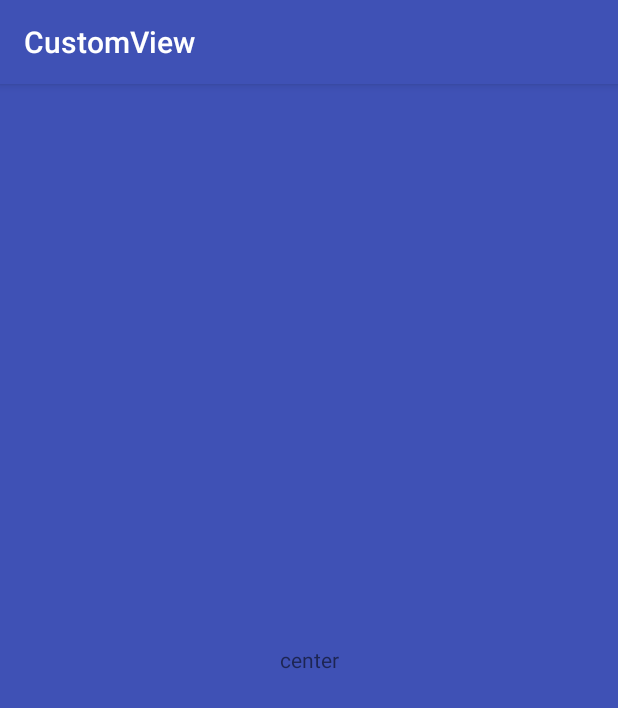
After one commit to GuoYangGit/CustomView, an Android app: the KGSlidingActivity screen opened directly, with no data from a screen before it, on a phone screen of 412 x 824 dp. The commit adds this screen. Shown: the top 708 px of the screen. Run offline under Robolectric (Android 15) with nearby library versions, the phone set to English and light mode, and no system bars.

Commit message:
仿酷狗侧滑

```diff
--- a/app/src/main/AndroidManifest.xml
+++ b/app/src/main/AndroidManifest.xml
@@ -22,7 +22,8 @@
         <activity android:name=".shapeView.ShapeViewActivity" />
         <activity android:name=".ratingBarView.RatingBarActivity" />
         <activity android:name=".letterSideBar.LetterSideBarActivity" />
-        <activity android:name=".taglayout.TagLayoutActivity"></activity>
+        <activity android:name=".taglayout.TagLayoutActivity" />
+        <activity android:name=".KGSlidingMenu.KGSlidingActivity"></activity>
     </application>
 
 </manifest>
--- /dev/null
+++ b/app/src/main/java/com/example/guoyang/customview/KGSlidingMenu/KGSlidingActivity.java
@@ -0,0 +1,15 @@
+package com.example.guoyang.customview.KGSlidingMenu;
+
+import android.support.v7.app.AppCompatActivity;
+import android.os.Bundle;
+
+import com.example.guoyang.customview.R;
+
+public class KGSlidingActivity extends AppCompatActivity {
+
+    @Override
+    protected void onCreate(Bundle savedInstanceState) {
+        super.onCreate(savedInstanceState);
+        setContentView(R.layout.activity_kgsliding_menu);
+    }
+}
--- /dev/null
+++ b/app/src/main/java/com/example/guoyang/customview/KGSlidingMenu/SlidingMenu.java
@@ -0,0 +1,130 @@
+package com.example.guoyang.customview.KGSlidingMenu;
+
+import android.content.Context;
+import android.content.res.TypedArray;
+import android.support.v4.view.ViewCompat;
+import android.util.AttributeSet;
+import android.util.DisplayMetrics;
+import android.view.MotionEvent;
+import android.view.View;
+import android.view.ViewGroup;
+import android.view.WindowManager;
+import android.widget.HorizontalScrollView;
+
+import com.example.guoyang.customview.R;
+
+/**
+ * Created by guoyang on 2017/9/5.
+ */
+
+public class SlidingMenu extends HorizontalScrollView {
+    private int mMenuWidth;
+    private View mCntentView;
+    private View mMenuView;
+
+
+    public SlidingMenu(Context context) {
+        this(context, null);
+    }
+
+    public SlidingMenu(Context context, AttributeSet attrs) {
+        this(context, attrs, 0);
+    }
+
+    public SlidingMenu(Context context, AttributeSet attrs, int defStyleAttr) {
+        super(context, attrs, defStyleAttr);
+        TypedArray array = context.obtainStyledAttributes(attrs, R.styleable.KGSlidingMenu);
+        float rightMargin = array.getDimension(R.styleable.KGSlidingMenu_KGSlidingMenuMarginRight, dip2px(context, 50));
+        mMenuWidth = (int) (getScreenWidth(context) - rightMargin);
+        array.recycle();
+    }
+
+    @Override
+    protected void onFinishInflate() {
+        //布局解析完毕才会回调
+        super.onFinishInflate();
+        //指定宽高 1.内容页的宽度是屏幕的宽度
+        //2. 菜单页的宽度是屏幕的宽度-右边一小部分的距离
+        ViewGroup container = (ViewGroup) getChildAt(0);
+        int childCount = container.getChildCount();
+        if (childCount != 2) throw new RuntimeException("只能放置两个子view");
+        mMenuView = container.getChildAt(0);
+        ViewGroup.LayoutParams menuParams = mMenuView.getLayoutParams();
+        menuParams.width = mMenuWidth;
+        mMenuView.setLayoutParams(menuParams);
+        mCntentView = container.getChildAt(1);
+        ViewGroup.LayoutParams contentParams = mCntentView.getLayoutParams();
+        contentParams.width = getScreenWidth(getContext());
+        mCntentView.setLayoutParams(contentParams);
+    }
+
+    @Override
+    protected void onLayout(boolean changed, int l, int t, int r, int b) {
+        super.onLayout(changed, l, t, r, b);
+        //初始化进来默认是关闭的
+        scrollTo(mMenuWidth, 0);
+    }
+
+    //处理右边的缩放，左边的位移与透明度变化，需要不断的获取当前滚动的位置
+    @Override
+    protected void onScrollChanged(int l, int t, int oldl, int oldt) {
+        super.onScrollChanged(l, t, oldl, oldt);
+        float scale = 1f * l / mMenuWidth;
+        //右边的缩放
+        float rightScale = 0.8f + 0.2f * scale;
+        ViewCompat.setPivotX(mCntentView,0);
+        ViewCompat.setPivotY(mCntentView,mCntentView.getMeasuredHeight()/2);
+        ViewCompat.setScaleX(mCntentView,rightScale);
+        ViewCompat.setScaleY(mCntentView,rightScale);
+        //左边的位移与透明度变化
+        float alpha = 0.5f+(1-scale)*0.5f;
+        ViewCompat.setAlpha(mMenuView,alpha);
+        float leftScale = 0.7f+(1-scale)*0.3f;
+        ViewCompat.setScaleX(mMenuView,leftScale);
+        ViewCompat.setScaleY(mMenuView,leftScale);
+        ViewCompat.setTranslationX(mMenuView,0.2f*l);
+    }
+
+    @Override
+    public boolean onTouchEvent(MotionEvent ev) {
+        if (ev.getAction() == MotionEvent.ACTION_UP) {
+            //手指抬起是二选一，要不关闭要不打开,根据当前滚动的距离来判断
+            int currentScrollX = getScrollX();
+            if (currentScrollX > mMenuWidth / 2) {
+                //关闭
+                closeMenu();
+            } else {
+                //打开
+                openMenu();
+            }
+            return true;
+        }
+        return super.onTouchEvent(ev);
+    }
+
+    /**
+     * 打开菜单 滚动到0的位置
+     */
+    private void openMenu() {
+        scrollTo(0, 0);
+    }
+
+    /**
+     * 关闭菜单 滚动到mMenuWidth的位置
+     */
+    private void closeMenu() {
+        scrollTo(mMenuWidth, 0);
+    }
+
+    private int getScreenWidth(Context context) {
+        WindowManager wm = (WindowManager) context.getSystemService(Context.WINDOW_SERVICE);
+        DisplayMetrics outMetrics = new DisplayMetrics();
+        wm.getDefaultDisplay().getMetrics(outMetrics);
+        return outMetrics.widthPixels;
+    }
+
+    private int dip2px(Context context, float dpValue) {
+        float scale = context.getResources().getDisplayMetrics().density;
+        return (int) (dpValue * scale + 0.5f);
+    }
+}
--- a/app/src/main/java/com/example/guoyang/customview/MainActivity.java
+++ b/app/src/main/java/com/example/guoyang/customview/MainActivity.java
@@ -5,6 +5,7 @@ import android.support.v7.app.AppCompatActivity;
 import android.os.Bundle;
 import android.view.View;
 
+import com.example.guoyang.customview.KGSlidingMenu.KGSlidingActivity;
 import com.example.guoyang.customview.colorTrackTextView.ColorTrackActivity;
 import com.example.guoyang.customview.letterSideBar.LetterSideBarActivity;
 import com.example.guoyang.customview.progressBarView.ProgressBarActivity;
@@ -49,4 +50,8 @@ public class MainActivity extends AppCompatActivity {
     public void Laglatyout(View view) {
         startActivity(new Intent(this,TagLayoutActivity.class));
     }
+
+    public void KGSlidingMenu(View view) {
+        startActivity(new Intent(this,KGSlidingActivity.class));
+    }
 }
--- a/app/src/main/java/com/example/guoyang/customview/colorTrackTextView/ColorTrackActivity.java
+++ b/app/src/main/java/com/example/guoyang/customview/colorTrackTextView/ColorTrackActivity.java
@@ -35,7 +35,7 @@ public class ColorTrackActivity extends AppCompatActivity {
 
     private void initIndicator() {
         for (int i = 0; i < items.length; i++) {
-            final LinearLayout.LayoutParams params = new LinearLayout.LayoutParams(
+            LinearLayout.LayoutParams params = new LinearLayout.LayoutParams(
                     ViewGroup.LayoutParams.WRAP_CONTENT,
                     ViewGroup.LayoutParams.WRAP_CONTENT);
             params.weight = 1;
--- /dev/null
+++ b/app/src/main/res/layout/activity_kgsliding_menu.xml
@@ -0,0 +1,15 @@
+<?xml version="1.0" encoding="utf-8"?>
+<com.example.guoyang.customview.KGSlidingMenu.SlidingMenu xmlns:android="http://schemas.android.com/apk/res/android"
+    android:layout_width="match_parent"
+    android:layout_height="match_parent"
+    xmlns:app="http://schemas.android.com/apk/res-auto"
+    android:background="@color/colorAccent"
+    app:KGSlidingMenuMarginRight="60dp">
+    <LinearLayout
+        android:layout_width="match_parent"
+        android:layout_height="match_parent"
+        android:orientation="horizontal">
+        <include layout="@layout/layout_home_menu"/>
+        <include layout="@layout/layout_home_content"/>
+    </LinearLayout>
+</com.example.guoyang.customview.KGSlidingMenu.SlidingMenu>
--- a/app/src/main/res/layout/activity_main.xml
+++ b/app/src/main/res/layout/activity_main.xml
@@ -48,5 +48,11 @@
         android:layout_height="wrap_content"
         android:text="流式布局"
         android:onClick="Laglatyout"/>
+    <Button
+        android:id="@+id/KGSlidingMenu"
+        android:layout_width="wrap_content"
+        android:layout_height="wrap_content"
+        android:text="仿酷狗侧滑"
+        android:onClick="KGSlidingMenu"/>
 
 </LinearLayout>
--- /dev/null
+++ b/app/src/main/res/layout/layout_home_content.xml
@@ -0,0 +1,12 @@
+<?xml version="1.0" encoding="utf-8"?>
+<LinearLayout xmlns:android="http://schemas.android.com/apk/res/android"
+    android:layout_width="match_parent"
+    android:layout_height="match_parent"
+    android:background="@color/colorPrimary">
+
+    <TextView
+        android:layout_width="match_parent"
+        android:layout_height="match_parent"
+        android:gravity="center"
+        android:text="center" />
+</LinearLayout>
--- a/app/src/main/res/values/attrs.xml
+++ b/app/src/main/res/values/attrs.xml
@@ -29,4 +29,7 @@
         <attr name="letterSideBarCurrentColor" format="color" />
         <attr name="letterSideBarTextColor" format="color" />
     </declare-styleable>
+    <declare-styleable name="KGSlidingMenu">
+        <attr name="KGSlidingMenuMarginRight" format="dimension"/>
+    </declare-styleable>
 </resources>
```
Also changed, not shown: app/src/main/java/com/example/guoyang/customview/taglayout/MyView.java (added, +38 -0 lines), app/src/main/java/com/example/guoyang/customview/taglayout/MyViewGroup.java (added, +44 -0 lines), app/src/main/java/com/example/guoyang/customview/taglayout/TagLayoutActivity.java (+14 -0 lines), app/src/main/res/layout/activity_tag_layout.xml (+10 -0 lines), app/src/main/res/layout/layout_home_menu.xml (added, +17 -0 lines).
